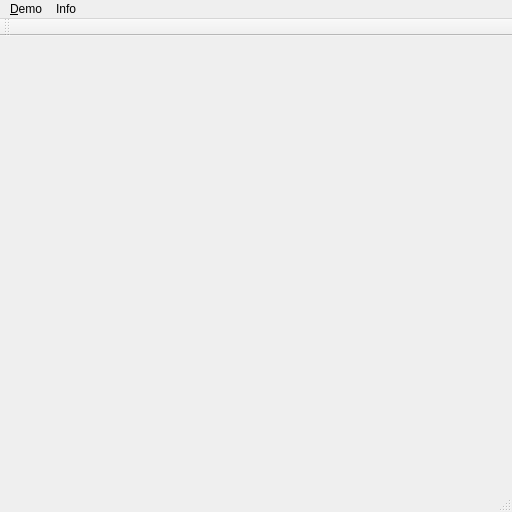
Above: src/mainwindow.ui from SylvainDeker/Mirage-Engine before the change. Below: the same form after it.
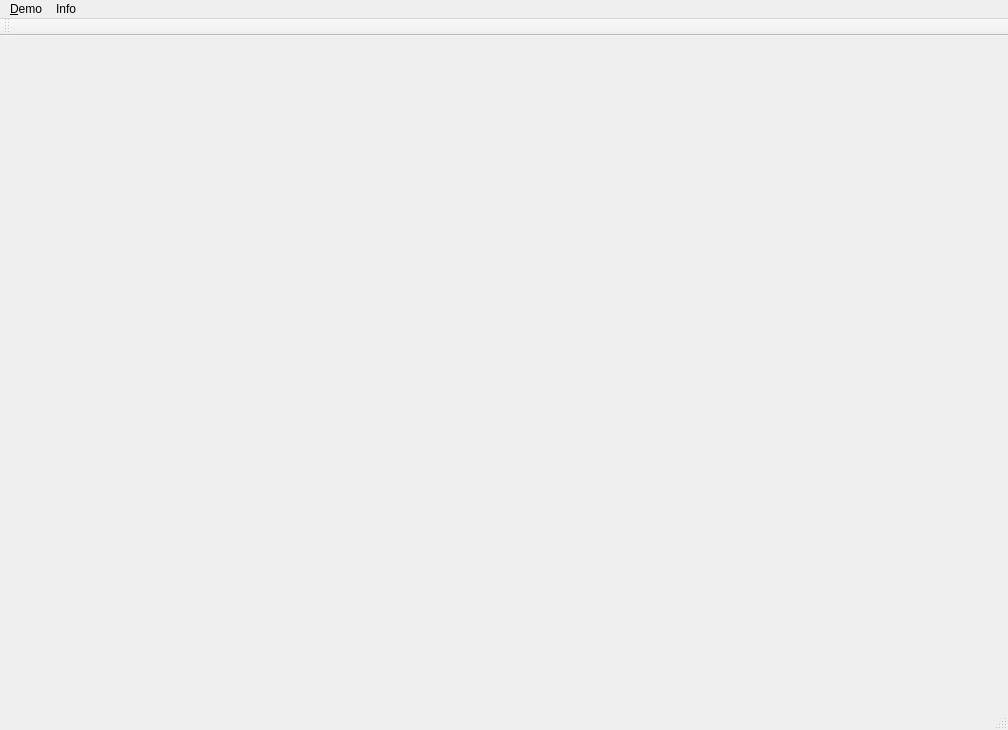
That is the form after the change.

The edit to the form file:
```diff
--- a/src/mainwindow.ui
+++ b/src/mainwindow.ui
@@ -6,8 +6,8 @@
    <rect>
     <x>0</x>
     <y>0</y>
-    <width>512</width>
-    <height>512</height>
+    <width>1008</width>
+    <height>730</height>
    </rect>
   </property>
   <property name="sizePolicy">
@@ -24,8 +24,8 @@
     <rect>
      <x>0</x>
      <y>0</y>
-     <width>512</width>
-     <height>22</height>
+     <width>1008</width>
+     <height>30</height>
     </rect>
    </property>
    <widget class="QMenu" name="menuInfo">
```
Left out of the diff: 7 changed lines with no effect on the pictures.
